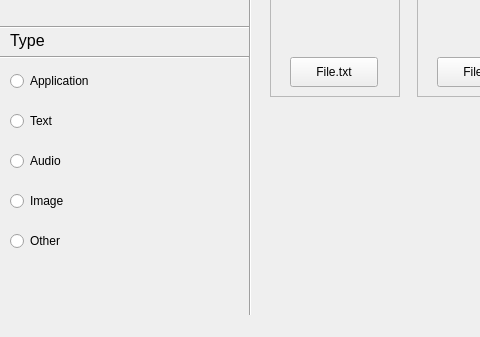
Old version of the form src/restore.ui in the repository GeovaneJefferson/timemachine; both pictures show x 0 to 480 and y 263 to 600 of the 900 by 600 pixel window.
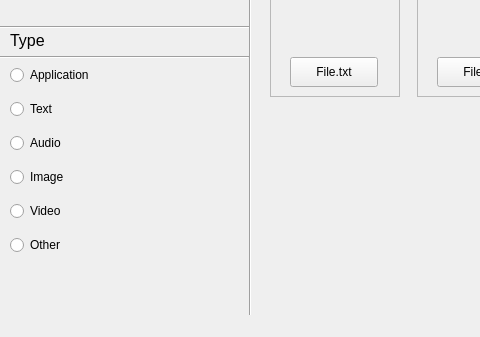
New version of the form. Icons and pictures are not drawn.

Patch:
```diff
--- a/src/restore.ui
+++ b/src/restore.ui
@@ -634,6 +634,13 @@
        </property>
       </widget>
      </item>
+     <item>
+      <widget class="QRadioButton" name="type_video">
+       <property name="text">
+        <string>Video</string>
+       </property>
+      </widget>
+     </item>
      <item>
       <widget class="QRadioButton" name="type_other">
        <property name="text">
```
